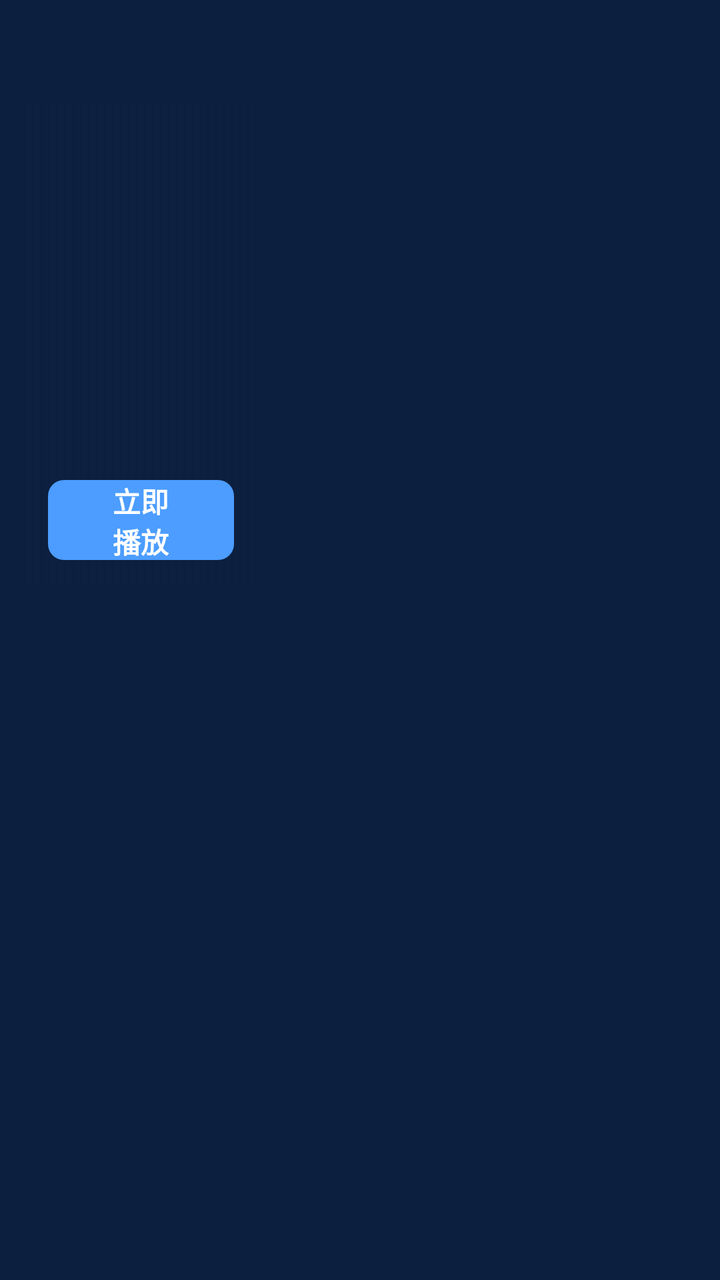
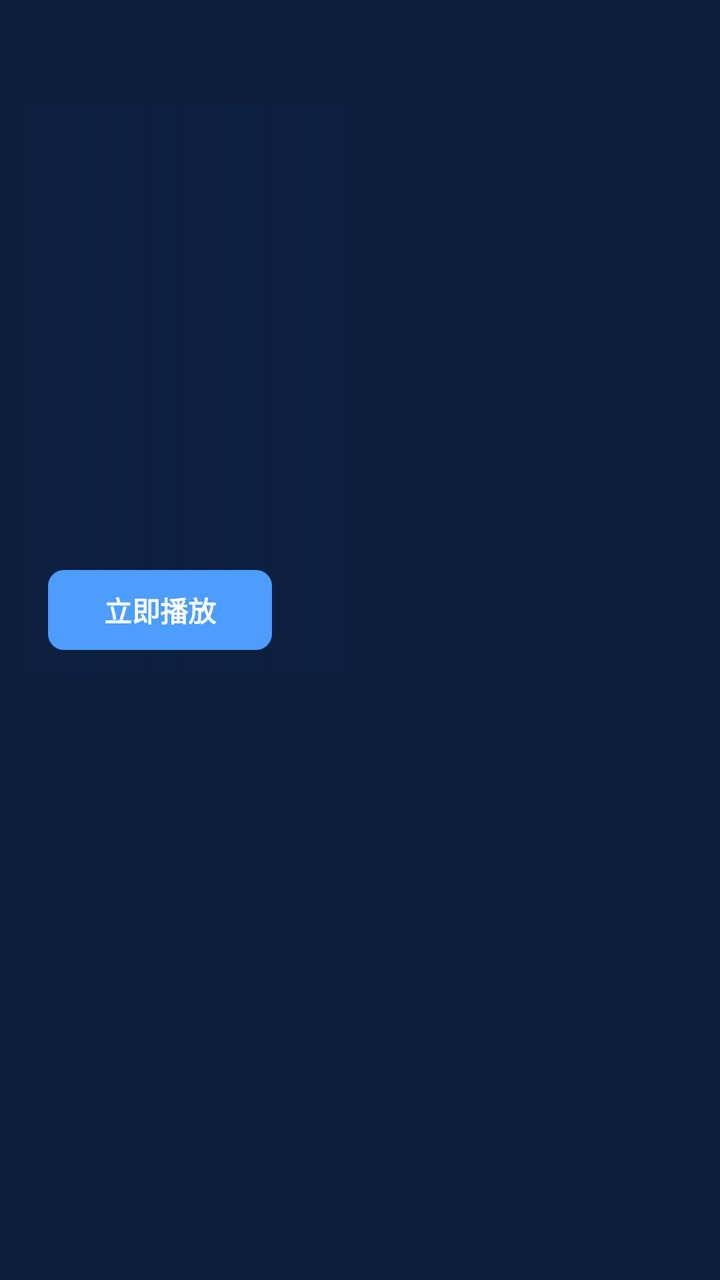

Two renders of the same Android screen: before a commit and after it. Below are the layout's source before the change and the commit's diff.
<!-- AndroidManifest.xml: application theme Theme.AIStreamTV -->
<!-- res/layout/fragment_home.xml -->
<?xml version="1.0" encoding="utf-8"?>
<LinearLayout xmlns:android="http://schemas.android.com/apk/res/android"
    android:layout_width="match_parent"
    android:layout_height="match_parent"
    android:background="@color/bg"
    android:orientation="vertical">

    
    <androidx.recyclerview.widget.RecyclerView
        android:id="@+id/rvTabs"
        android:layout_width="match_parent"
        android:layout_height="52dp"
        android:clipToPadding="false"
        android:overScrollMode="never"
        android:paddingStart="@dimen/page_pad"
        android:paddingEnd="@dimen/page_pad" />

    <LinearLayout
        android:layout_width="match_parent"
        android:layout_height="@dimen/hero_height"
        android:orientation="horizontal"
        android:paddingStart="@dimen/page_pad"
        android:paddingEnd="@dimen/page_pad">

        
        <FrameLayout
            android:id="@+id/hero"
            android:layout_width="0dp"
            android:layout_height="match_parent"
            android:layout_weight="1">

            <ImageView
                android:id="@+id/heroBg"
                android:layout_width="match_parent"
                android:layout_height="match_parent"
                android:contentDescription="@string/app_name"
                android:scaleType="centerCrop" />

            <View
                android:layout_width="match_parent"
                android:layout_height="match_parent"
                android:background="@drawable/bg_scrim_left" />

            
            <androidx.media3.ui.PlayerView
                android:id="@+id/heroPv"
                android:layout_width="match_parent"
                android:layout_height="match_parent"
                android:visibility="gone" />

            <LinearLayout
                android:id="@+id/liveInfo"
                android:layout_width="wrap_content"
                android:layout_height="wrap_content"
                android:layout_gravity="bottom|start"
                android:orientation="vertical"
                android:paddingStart="@dimen/page_pad"
                android:paddingBottom="20dp"
                android:visibility="gone">

                <TextView
                    android:id="@+id/tvLiveName"
                    android:layout_width="wrap_content"
                    android:layout_height="wrap_content"
                    android:shadowColor="#F0000000"
                    android:shadowDx="0"
                    android:shadowDy="2"
                    android:shadowRadius="8"
                    android:textColor="@android:color/white"
                    android:textSize="22sp"
                    android:textStyle="bold" />

                <TextView
                    android:id="@+id/tvLiveEpg"
                    android:layout_width="wrap_content"
                    android:layout_height="wrap_content"
                    android:layout_marginTop="4dp"
                    android:ellipsize="end"
                    android:maxLines="1"
                    android:textColor="#FFD5D9E4"
                    android:textSize="14sp" />

                <TextView
                    android:id="@+id/tvLiveHint"
                    android:layout_width="wrap_content"
                    android:layout_height="wrap_content"
                    android:layout_marginTop="8dp"
                    android:shadowColor="#F0000000"
                    android:shadowDx="0"
                    android:shadowDy="2"
                    android:shadowRadius="8"
                    android:text="按确认键全屏观看"
                    android:textColor="#FFE8EEF9"
                    android:textSize="13sp" />

            </LinearLayout>

            <LinearLayout
                android:id="@+id/heroText"
                android:layout_width="wrap_content"
                android:layout_height="wrap_content"
                android:layout_gravity="bottom|start"
                android:orientation="vertical"
                android:paddingStart="@dimen/page_pad"
                android:paddingEnd="@dimen/page_pad"
                android:paddingBottom="@dimen/page_pad">

                <TextView
                    android:id="@+id/heroTitle"
                    android:layout_width="wrap_content"
                    android:layout_height="wrap_content"
                    android:ellipsize="end"
                    android:maxLines="1"
                    android:shadowColor="#F0000000"
                    android:shadowDx="0"
                    android:shadowDy="2"
                    android:shadowRadius="8"
                    android:textColor="@android:color/white"
                    android:textSize="@dimen/hero_title"
                    android:textStyle="bold" />

                <TextView
                    android:id="@+id/heroMeta"
                    android:layout_width="wrap_content"
                    android:layout_height="wrap_content"
                    android:layout_marginTop="6dp"
                    android:ellipsize="end"
                    android:maxLines="1"
                    android:textColor="@color/fg_dim"
                    android:textSize="@dimen/hero_meta" />

                <TextView
                    android:id="@+id/btnPlay"
                    style="@style/AIStream.FocusItem"
                    android:layout_width="wrap_content"
                    android:layout_height="@dimen/hero_btn_h"
                    android:layout_marginTop="16dp"
                    android:background="@drawable/bg_btn"
                    android:gravity="center"
                    android:paddingStart="30dp"
                    android:paddingEnd="30dp"
                    android:text="@string/play_now"
                    android:textColor="@android:color/white"
                    android:textSize="@dimen/hero_btn_text"
                    android:textStyle="bold" />

            </LinearLayout>

            <LinearLayout
                android:id="@+id/heroDots"
                android:layout_width="match_parent"
                android:layout_height="wrap_content"
                android:layout_gravity="bottom|end"
                android:layout_marginBottom="32dp"
                android:gravity="center_vertical|end"
                android:orientation="horizontal"
                android:paddingEnd="@dimen/page_pad" />

        </FrameLayout>

        
        <androidx.recyclerview.widget.RecyclerView
            android:id="@+id/rvSide"
            android:layout_width="@dimen/side_rv"
            android:layout_height="match_parent"
            android:layout_marginStart="14dp"
            android:clipToPadding="false"
            android:overScrollMode="never" />

    </LinearLayout>

    <androidx.recyclerview.widget.RecyclerView
        android:id="@+id/recycler"
        android:layout_width="match_parent"
        android:layout_height="0dp"
        android:layout_weight="1"
        android:clipToPadding="false"
        android:overScrollMode="never"
        android:paddingTop="4dp"
        android:paddingBottom="24dp" />

</LinearLayout>
<!-- resources referenced by this layout -->
<resources>
  <color name="bg">#FF0C1F3F</color>
  <color name="fg_dim">#FFA8B8D4</color>
  <dimen name="hero_btn_h">40dp</dimen>
  <dimen name="hero_btn_text">14sp</dimen>
  <dimen name="hero_height">240dp</dimen>
  <dimen name="hero_meta">13sp</dimen>
  <dimen name="hero_title">22sp</dimen>
  <dimen name="page_pad">12dp</dimen>
  <dimen name="side_rv">205dp</dimen>
  <!-- drawable bg_btn (drawable) -->
  <?xml version="1.0" encoding="utf-8"?>
  <shape xmlns:android="http://schemas.android.com/apk/res/android" android:shape="rectangle">
      <solid android:color="@color/accent" />
      <corners android:radius="8dp" />
  </shape>
  <!-- drawable bg_scrim_left (drawable) -->
  <?xml version="1.0" encoding="utf-8"?>
  <shape xmlns:android="http://schemas.android.com/apk/res/android" android:shape="rectangle">
      <gradient
          android:angle="0"
          android:endColor="#00000000"
          android:startColor="#F20C1F3F" />
  </shape>
  <string name="app_name">AIStream TV</string>
  <string name="play_now">立即播放</string>
  <style name="AIStream.FocusItem" parent="">
          <item name="android:focusable">true</item>
          <item name="android:focusableInTouchMode">true</item>
          <item name="android:clickable">true</item>
      </style>
  <style name="Theme.AIStreamTV" parent="Theme.AppCompat.NoActionBar">
          <item name="android:windowBackground">@color/bg</item>
          <item name="android:colorBackground">@color/bg</item>
          <item name="android:textColorPrimary">@color/fg</item>
          <item name="android:textColorSecondary">@color/fg_dim</item>
          <item name="android:windowNoTitle">true</item>
          <item name="colorAccent">@color/accent</item>
          <item name="android:colorControlActivated">@color/accent</item>
      </style>
  <color name="accent">#FF4C9DFF</color>
  <color name="fg">#FFEDF1F8</color>
</resources>

<!-- the commit's change to res/layout/fragment_home.xml (unified diff, before → after) -->
@@ -100,6 +100,8 @@
                 android:layout_width="wrap_content"
                 android:layout_height="wrap_content"
                 android:layout_gravity="bottom|start"
+                android:clipChildren="false"
+                android:clipToPadding="false"
                 android:orientation="vertical"
                 android:paddingStart="@dimen/page_pad"
                 android:paddingEnd="@dimen/page_pad"
@@ -137,8 +139,8 @@
                     android:layout_marginTop="16dp"
                     android:background="@drawable/bg_btn"
                     android:gravity="center"
-                    android:paddingStart="30dp"
-                    android:paddingEnd="30dp"
+                    android:paddingStart="28dp"
+                    android:paddingEnd="28dp"
                     android:text="@string/play_now"
                     android:textColor="@android:color/white"
                     android:textSize="@dimen/hero_btn_text"
<!-- resource entries referenced after the edit -->
@@ -4,11 +4,11 @@
   <color name="fg_dim">#FFA8B8D4</color>
   <dimen name="hero_btn_h">40dp</dimen>
   <dimen name="hero_btn_text">14sp</dimen>
-  <dimen name="hero_height">240dp</dimen>
+  <dimen name="hero_height">285dp</dimen>
   <dimen name="hero_meta">13sp</dimen>
   <dimen name="hero_title">22sp</dimen>
   <dimen name="page_pad">12dp</dimen>
-  <dimen name="side_rv">205dp</dimen>
+  <dimen name="side_rv">160dp</dimen>
   <!-- drawable bg_btn (drawable) -->
   <?xml version="1.0" encoding="utf-8"?>
   <shape xmlns:android="http://schemas.android.com/apk/res/android" android:shape="rectangle">
